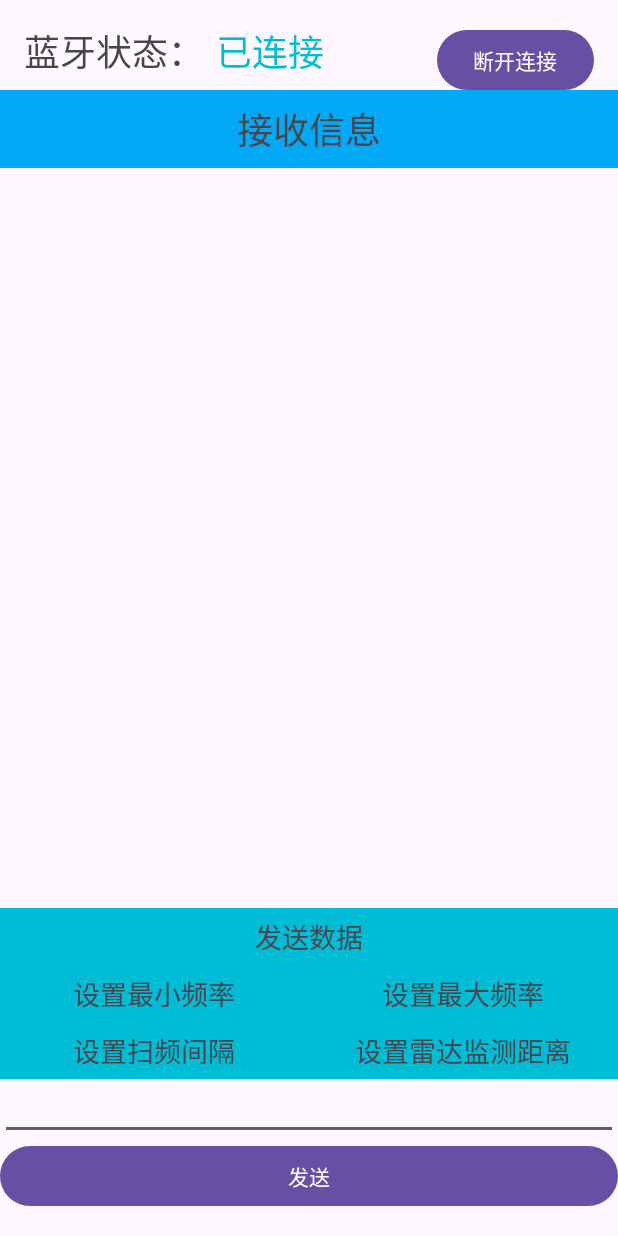
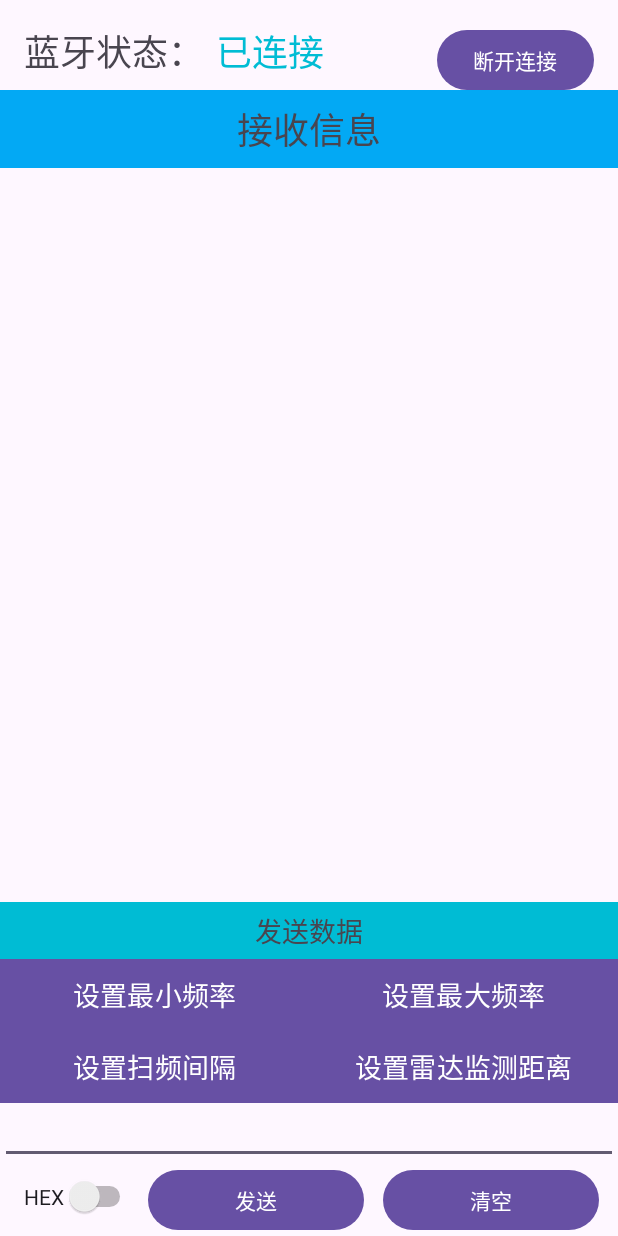
Before and after one commit to LearnerBo/Adroid_BlueTooth, an Android app: the BTReadAndWrite screen opened directly, with no data from a screen before it, on a phone screen of 412 x 824 dp. Run offline under Robolectric (Android 15) with nearby library versions, the phone set to English and light mode, and no system bars; 6 statements that could not run were skipped.

Commit message:
新添HEX发送选项.同时优化驱鸟测试参数界面

```diff
--- a/app/src/main/java/example/bluetooth/BTReadAndWrite.java
+++ b/app/src/main/java/example/bluetooth/BTReadAndWrite.java
@@ -17,7 +17,8 @@ import android.view.View;
 import android.widget.ArrayAdapter;
 import android.widget.EditText;
 import android.widget.ListView;
-import android.widget.TextView;  // 导入 TextView 类
+import android.widget.Switch;
+import android.widget.TextView;
 import android.widget.Toast;
 
 import java.io.IOException;
@@ -43,6 +44,7 @@ public class BTReadAndWrite extends AppCompatActivity {
     public EditText editText;
     public Handler mHandler;
     public TextView textViewConnectionStatus;
+    public Switch switchHex;
 
     @Override
     protected void onCreate(Bundle savedInstanceState) {
@@ -52,6 +54,7 @@ public class BTReadAndWrite extends AppCompatActivity {
         listView = findViewById(R.id.listView);
         editText = findViewById(R.id.editTextPersonName1);
         textViewConnectionStatus = findViewById(R.id.textViewConnectionStatus);
+        switchHex = findViewById(R.id.switchHex);
 
         adapter1 = new ArrayAdapter<>(this, R.layout.received_list_item, R.id.received_item_text, msglist);
         listView.setAdapter(adapter1);
@@ -71,7 +74,7 @@ public class BTReadAndWrite extends AppCompatActivity {
                 if (msg.what == 1) {
                     String s = msg.obj.toString();
                     String currentTime = new SimpleDateFormat("HH:mm:ss", Locale.getDefault()).format(new Date());
-                    msglist.add(currentTime + ":" + s);
+                    msglist.add(currentTime + ": 接收数据：" + s);
                     adapter1.notifyDataSetChanged();
                 } else if (msg.what == 2) {
                     textViewConnectionStatus.setText("已连接");
@@ -91,11 +94,29 @@ public class BTReadAndWrite extends AppCompatActivity {
     public void sead_msg(View view) {
         String s = editText.getText().toString();
         if (!s.isEmpty()) {
-            sendMessageHandle(s);
             String currentTime = new SimpleDateFormat("HH:mm:ss", Locale.getDefault()).format(new Date());
-            msglist.add(currentTime + " 发送数据：" + s);
+            if (switchHex.isChecked()) {
+                sendMessageHandle(convertStringToHex(s));
+                msglist.add(currentTime + ": 发送数据：" + convertStringToHex(s) + "\n");
+            } else {
+                sendMessageHandle(s);
+                msglist.add(currentTime + ": 发送数据：" + s + "\n");
+            }
             adapter1.notifyDataSetChanged();
         }
+    }
+
+    private String convertStringToHex(String str) {
+        StringBuilder hex = new StringBuilder();
+        for (char ch : str.toCharArray()) {
+            hex.append(String.format("%02X ", (int) ch));
+        }
+        return hex.toString().trim();
+    }
+
+    public void clearMessages(View view) {
+        msglist.clear();
+        adapter1.notifyDataSetChanged();
     }
 
     private class BTclient extends Thread {
--- a/app/src/main/res/layout/activity_btread_andwrite.xml
+++ b/app/src/main/res/layout/activity_btread_andwrite.xml
@@ -21,7 +21,7 @@
         android:id="@+id/textViewConnectionStatus"
         android:layout_width="wrap_content"
         android:layout_height="wrap_content"
-        android:text="断开"
+        android:text="连接中"
         android:textColor="#00BCD4"
         android:textSize="24sp"
         app:layout_constraintTop_toTopOf="parent"
@@ -79,57 +79,61 @@
         android:padding="5dp"
         android:layout_marginBottom="8dp" />
 
-    <TextView
-        android:id="@+id/textViewMinFrequency"
+    <Button
+        android:id="@+id/buttonMinFrequency"
         android:layout_width="0dp"
         android:layout_height="wrap_content"
         android:background="#00BCD4"
         android:gravity="center"
         android:text="设置最小频率"
         android:textSize="18sp"
+        android:onClick="onMinFrequencyClick"
         app:layout_constraintTop_toBottomOf="@+id/textViewSendData"
         app:layout_constraintStart_toStartOf="parent"
-        app:layout_constraintEnd_toStartOf="@+id/textViewMaxFrequency"
+        app:layout_constraintEnd_toStartOf="@+id/buttonMaxFrequency"
         android:padding="5dp" />
 
-    <TextView
-        android:id="@+id/textViewMaxFrequency"
+    <Button
+        android:id="@+id/buttonMaxFrequency"
         android:layout_width="0dp"
         android:layout_height="wrap_content"
         android:background="#00BCD4"
         android:gravity="center"
+        android:onClick="onMaxFrequencyClick"
+        android:padding="5dp"
         android:text="设置最大频率"
         android:textSize="18sp"
-        app:layout_constraintTop_toBottomOf="@+id/textViewSendData"
-        app:layout_constraintStart_toEndOf="@+id/textViewMinFrequency"
         app:layout_constraintEnd_toEndOf="parent"
-        android:padding="5dp" />
+        app:layout_constraintStart_toEndOf="@+id/buttonMinFrequency"
+        app:layout_constraintTop_toBottomOf="@+id/textViewSendData" />
 
-    <TextView
-        android:id="@+id/textViewSweepInterval"
+    <Button
+        android:id="@+id/buttonSweepInterval"
         android:layout_width="0dp"
         android:layout_height="wrap_content"
         android:background="#00BCD4"
         android:gravity="center"
+        android:onClick="onSweepIntervalClick"
+        android:padding="5dp"
         android:text="设置扫频间隔"
         android:textSize="18sp"
-        app:layout_constraintTop_toBottomOf="@+id/textViewMinFrequency"
+        app:layout_constraintEnd_toEndOf="@+id/buttonMinFrequency"
         app:layout_constraintStart_toStartOf="parent"
-        app:layout_constraintEnd_toStartOf="@+id/textViewRadarDistance"
-        android:padding="5dp" />
+        app:layout_constraintTop_toBottomOf="@+id/buttonMinFrequency" />
 
-    <TextView
-        android:id="@+id/textViewRadarDistance"
+    <Button
+        android:id="@+id/buttonRadarDistance"
         android:layout_width="0dp"
         android:layout_height="wrap_content"
         android:background="#00BCD4"
         android:gravity="center"
+        android:onClick="onRadarDistanceClick"
+        android:padding="5dp"
         android:text="设置雷达监测距离"
         android:textSize="18sp"
-        app:layout_constraintTop_toBottomOf="@+id/textViewMaxFrequency"
-        app:layout_constraintStart_toEndOf="@+id/textViewSweepInterval"
         app:layout_constraintEnd_toEndOf="parent"
-        android:padding="5dp" />
+        app:layout_constraintStart_toEndOf="@+id/buttonMinFrequency"
+        app:layout_constraintTop_toBottomOf="@+id/buttonMaxFrequency" />
 
     <EditText
         android:id="@+id/editTextPersonName1"
@@ -137,23 +141,46 @@
         android:layout_height="wrap_content"
         android:ems="10"
         android:inputType="textPersonName"
-        app:layout_constraintTop_toBottomOf="@+id/textViewRadarDistance"
+        app:layout_constraintTop_toBottomOf="@+id/buttonRadarDistance"
         app:layout_constraintStart_toStartOf="parent"
         app:layout_constraintEnd_toEndOf="parent"
         android:padding="8dp"
         android:layout_marginBottom="16dp" />
 
+    <Switch
+        android:id="@+id/switchHex"
+        android:layout_width="wrap_content"
+        android:layout_height="wrap_content"
+        android:text="HEX"
+        app:layout_constraintTop_toBottomOf="@+id/editTextPersonName1"
+        app:layout_constraintStart_toStartOf="parent"
+        android:layout_marginTop="8dp"
+        android:layout_marginStart="16dp" />
+
     <Button
         android:id="@+id/buttonSend"
         android:layout_width="0dp"
         android:layout_height="wrap_content"
+        android:layout_marginStart="8dp"
         android:onClick="sead_msg"
+        android:padding="8dp"
         android:text="发送"
+        app:layout_constraintBottom_toBottomOf="parent"
+        app:layout_constraintStart_toEndOf="@+id/switchHex"
         app:layout_constraintTop_toBottomOf="@+id/editTextPersonName1"
-        app:layout_constraintStart_toStartOf="parent"
+        app:layout_constraintWidth_percent="0.35" />
+
+    <Button
+        android:id="@+id/buttonClearMessages"
+        android:layout_width="0dp"
+        android:layout_height="wrap_content"
+        android:onClick="clearMessages"
+        android:text="清空"
+        app:layout_constraintTop_toBottomOf="@+id/editTextPersonName1"
+        app:layout_constraintStart_toEndOf="@+id/buttonSend"
         app:layout_constraintEnd_toEndOf="parent"
-        app:layout_constraintBottom_toBottomOf="parent"
         android:padding="8dp"
-        android:layout_marginBottom="16dp" />
+        android:layout_marginBottom="16dp"
+        app:layout_constraintWidth_percent="0.35" />
 
 </androidx.constraintlayout.widget.ConstraintLayout>
```
